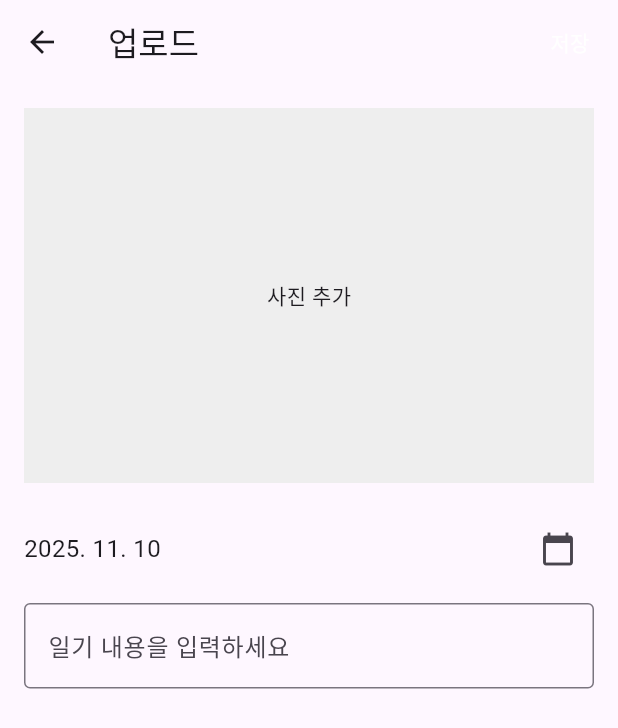
After one commit to kmu-koss/2025-02-Flutter-Study, a Flutter app: the UploadScreen screen opened directly, on a phone screen of 412 x 824 dp. The commit adds this screen. Shown: the top 728 px of the screen. Run offline on Flutter 3.47's test engine with Material 3 defaults, Android fonts, the phone set to English and light mode, and no system bars.

Commit message:
feat: photo_detail_screen, upload_screen 추가

```diff
--- /dev/null
+++ b/lib/screens/upload_screen.dart
@@ -0,0 +1,59 @@
+import 'package:flutter/material.dart';
+
+class UploadScreen extends StatefulWidget {
+  const UploadScreen({super.key});
+
+  @override
+  State<UploadScreen> createState() => _UploadScreenState();
+}
+
+class _UploadScreenState extends State<UploadScreen> {
+  //
+
+  @override
+  Widget build(BuildContext context) {
+    return Scaffold(
+      appBar: AppBar(
+        title: const Text('업로드'),
+        actions: [
+          TextButton(
+            onPressed: () {
+              //
+            },
+            child: const Text('저장', style: TextStyle(color: Colors.white)),
+          ),
+        ],
+      ),
+      body: Padding(
+        padding: const EdgeInsets.all(16),
+        child: ListView(
+          children: [
+            Container(
+              height: 250,
+              color: Colors.grey[200],
+              child: const Center(child: Text('사진 추가')),
+            ),
+            const SizedBox(height: 20),
+            Row(
+              children: [
+                const Text("2025. 11. 10", style: TextStyle(fontSize: 16)),
+                const Spacer(),
+                IconButton(
+                  onPressed: () {},
+                  icon: const Icon(Icons.calendar_today),
+                ),
+              ],
+            ),
+            const SizedBox(height: 12),
+            const TextField(
+              decoration: InputDecoration(
+                hintText: '일기 내용을 입력하세요',
+                border: OutlineInputBorder(),
+              ),
+            ),
+          ],
+        ),
+      ),
+    );
+  }
+}
```
Also changed, not shown: lib/main.dart (+3 -89 lines), lib/screens/home_screen.dart (renamed from lib/pages/homePage.dart, +34 -13 lines), lib/screens/photo_detail_screen.dart (added, +49 -0 lines), lib/widgets/photo_card.dart (added), pubspec.lock.
